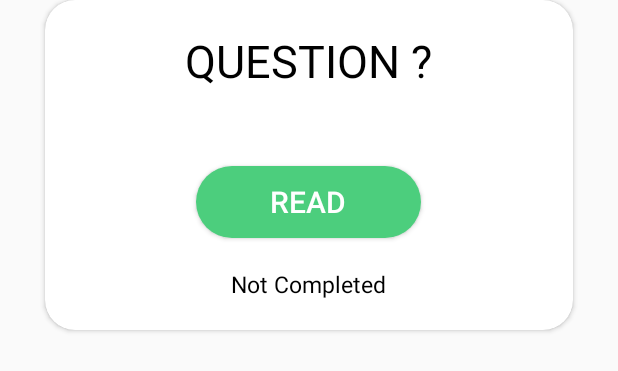
After one commit to AmanAg513/maa, an Android app: the layout first_viewpager_item.xml on its own in the app's theme, with its tools: preview values and no code run, on a phone screen of 412 x 824 dp. The commit adds this screen. Shown: the top 371 px of the screen. Run offline under Robolectric (Android 15) with nearby library versions, the phone set to English and light mode, and no system bars.

Commit message:
pull_request

```diff
--- a/app/src/main/java/com/phoenix/codeutsava/maa/home_page_vaccines_1/view/FirstVaccineFragment.java
+++ b/app/src/main/java/com/phoenix/codeutsava/maa/home_page_vaccines_1/view/FirstVaccineFragment.java
@@ -4,9 +4,11 @@ import android.content.Context;
 import android.net.Uri;
 import android.os.Bundle;
 import android.support.v4.app.Fragment;
+import android.support.v4.view.ViewPager;
 import android.view.LayoutInflater;
 import android.view.View;
 import android.view.ViewGroup;
+import android.widget.ProgressBar;
 
 import com.phoenix.codeutsava.maa.R;
 import com.phoenix.codeutsava.maa.home_page_vaccines_1.model.FirstVaccineProvider;
@@ -31,6 +33,10 @@ public class FirstVaccineFragment extends Fragment implements FirstVaccineView {
     // TODO: Rename and change types of parameters
     private String mParam1;
     private String mParam2;
+    private ViewPager viewPager;
+    private ViewPagerAdapter viewPagerAdapter;
+    private ProgressBar progressBar;
+
 
     private OnFragmentInteractionListener mListener;
 
--- /dev/null
+++ b/app/src/main/res/drawable/first_button.xml
@@ -0,0 +1,13 @@
+<?xml version="1.0" encoding="utf-8"?>
+<selector xmlns:android="http://schemas.android.com/apk/res/android">
+    <item>
+        <shape android:shape="rectangle">
+            <solid android:color="#4cce7d"/>
+            <stroke android:color="#4cce7d"
+                android:width="0dp"
+                />
+            <!--corners allow us to make the rounded corners button-->
+            <corners android:radius="45dp" />
+        </shape>
+    </item>
+</selector>
--- /dev/null
+++ b/app/src/main/res/layout/first_viewpager_item.xml
@@ -0,0 +1,66 @@
+<?xml version="1.0" encoding="utf-8"?>
+<LinearLayout xmlns:android="http://schemas.android.com/apk/res/android"
+    xmlns:app="http://schemas.android.com/apk/res-auto"
+    android:orientation="vertical"
+    android:layout_width="match_parent"
+    android:layout_height="match_parent"
+
+    >
+
+    <android.support.v7.widget.CardView
+        android:layout_width="match_parent"
+        android:layout_height="wrap_content"
+        app:cardCornerRadius="20dp"
+        android:layout_marginLeft="30dp"
+        android:layout_marginRight="30dp"
+        android:layout_gravity="center"
+
+
+        >
+        <LinearLayout
+            android:layout_width="match_parent"
+            android:layout_height="wrap_content"
+            android:orientation="vertical"
+            >
+            <TextView
+                android:layout_width="wrap_content"
+                android:layout_height="wrap_content"
+                android:text="QUESTION ?"
+                android:id="@+id/first_question"
+                android:textColor="#000000"
+                android:layout_gravity="center_horizontal"
+                android:paddingBottom="20dp"
+                android:paddingTop="20dp"
+                android:textSize="30dp"
+                />
+            <Button
+                android:layout_width="150dp"
+                android:layout_height="wrap_content"
+                android:layout_gravity="center_horizontal"
+                android:layout_marginTop="30dp"
+                android:layout_marginBottom="20dp"
+                android:id="@+id/button_fitsVaccine"
+                android:text="READ"
+                android:textSize="20dp"
+                android:textColor="#FFFFFF"
+                android:background="@drawable/first_button"
+                />
+            <TextView
+                android:layout_width="wrap_content"
+                android:layout_height="wrap_content"
+                android:layout_gravity="center_horizontal"
+                android:text="Not Completed"
+                android:textSize="15dp"
+                android:layout_marginBottom="20dp"
+                android:id="@+id/first_status"
+                android:textColor="#000000"
+
+                />
+
+
+        </LinearLayout>
+
+
+    </android.support.v7.widget.CardView>
+
+</LinearLayout>
```
Also changed, not shown: app/src/main/java/com/phoenix/codeutsava/maa/helper/Keys.java (added, +10 -0 lines), app/src/main/java/com/phoenix/codeutsava/maa/home_page_vaccines_1/model/data/FirstVaccineDetails.java (+7 -1 lines), app/src/main/java/com/phoenix/codeutsava/maa/home_page_vaccines_1/view/ViewPagerAdapter.java (+38 -2 lines), app/src/main/res/layout/fragment_first_vaccine.xml (+39 -2 lines), app/src/main/res/drawable/baby1.jpg (added).
